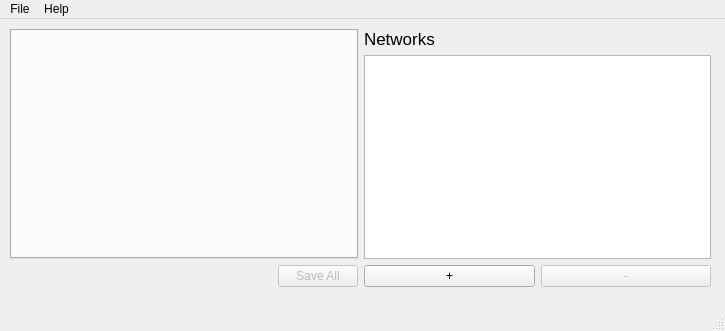
Qt form src/gui/QT/mainwindow.ui (mit-spbau-ru/Syrop) before a commit.
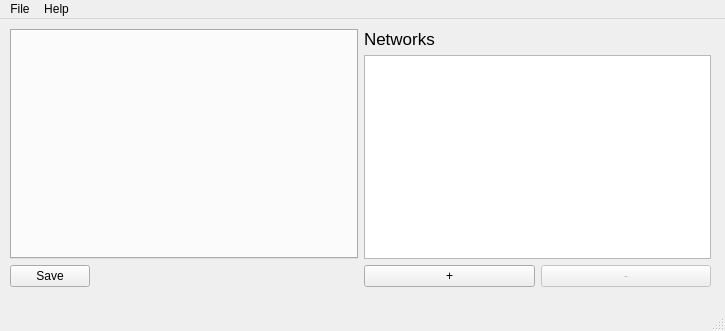
The same form after that commit.

```diff
--- a/src/gui/QT/mainwindow.ui
+++ b/src/gui/QT/mainwindow.ui
@@ -61,12 +61,18 @@
         </widget>
        </item>
        <item>
-        <widget class="QDialogButtonBox" name="buttonBoxSettings">
-         <property name="enabled">
-          <bool>false</bool>
+        <widget class="QPushButton" name="pushButtonSave">
+         <property name="sizePolicy">
+          <sizepolicy hsizetype="Fixed" vsizetype="Fixed">
+           <horstretch>0</horstretch>
+           <verstretch>0</verstretch>
+          </sizepolicy>
          </property>
-         <property name="standardButtons">
-          <set>QDialogButtonBox::SaveAll</set>
+         <property name="layoutDirection">
+          <enum>Qt::LeftToRight</enum>
+         </property>
+         <property name="text">
+          <string>Save</string>
          </property>
         </widget>
        </item>
```
Left out of the diff: 3 changed lines with no effect on the pictures.
